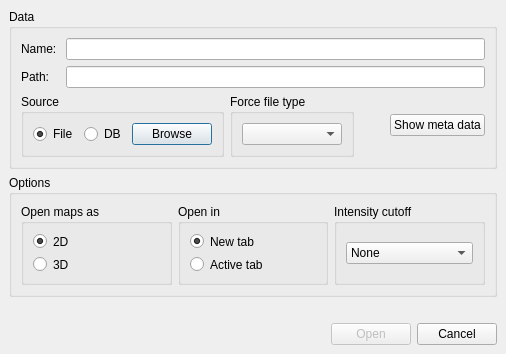
hroest/flaming-archer, file source/VISUAL/DIALOGS/OpenDialog.ui: the form before one commit.
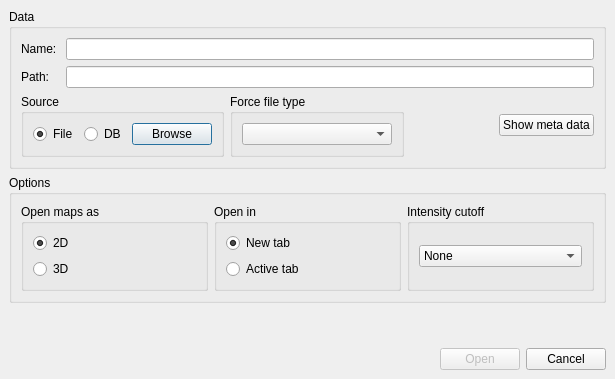
The form after the commit.

The edit to the form file:
```diff
--- a/source/VISUAL/DIALOGS/OpenDialog.ui
+++ b/source/VISUAL/DIALOGS/OpenDialog.ui
@@ -5,8 +5,8 @@
    <rect>
     <x>0</x>
     <y>0</y>
-    <width>506</width>
-    <height>354</height>
+    <width>615</width>
+    <height>379</height>
    </rect>
   </property>
   <property name="windowTitle" >
@@ -147,7 +147,7 @@
             <widget class="QComboBox" name="filetypes_" >
              <property name="minimumSize" >
               <size>
-               <width>100</width>
+               <width>150</width>
                <height>0</height>
               </size>
              </property>
```
